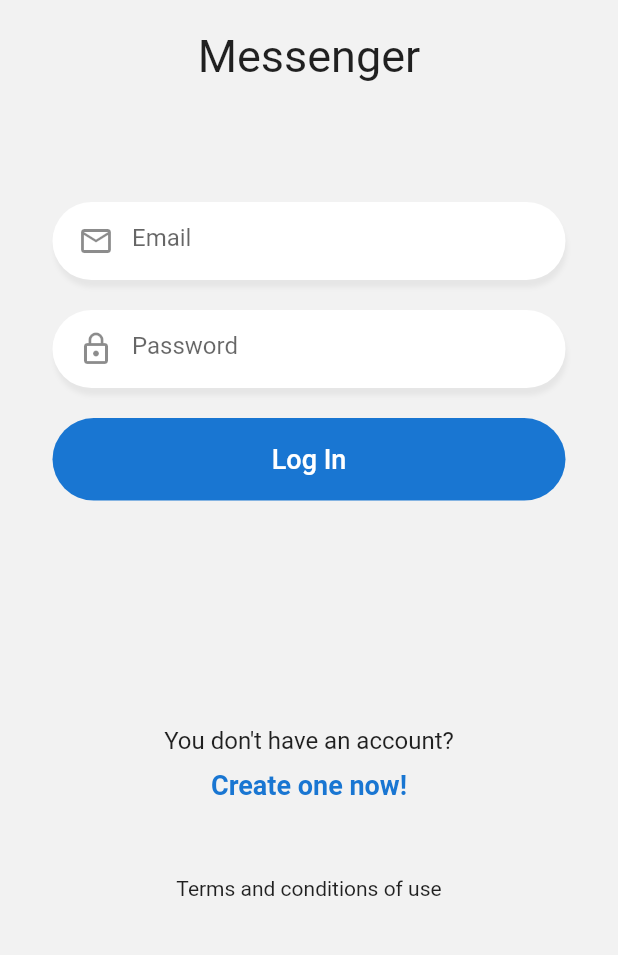
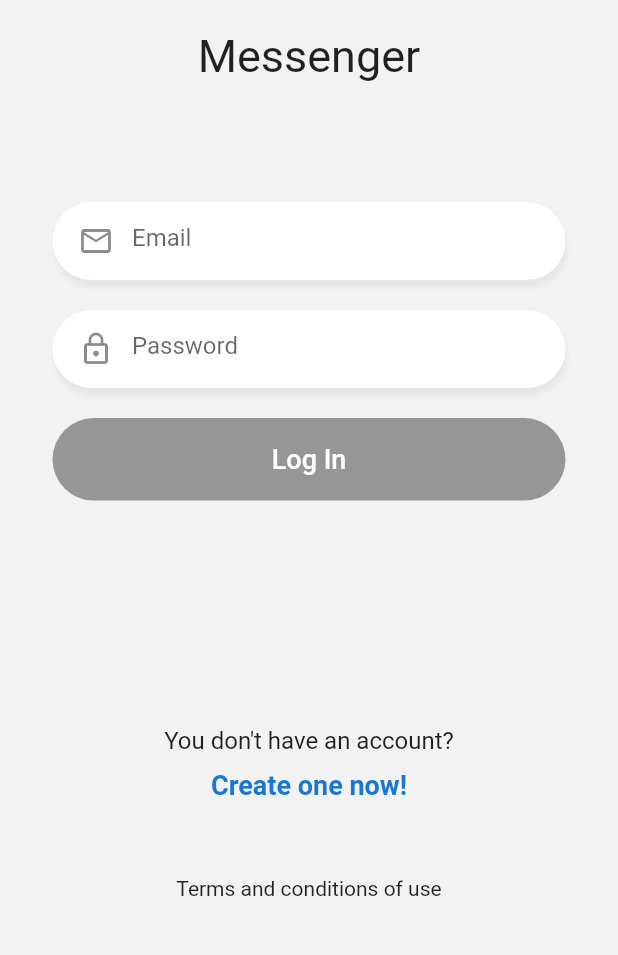
Before and after one commit to dcastroaurora/flutter-chat-app, a Flutter app: the LoginPage screen opened by its route, after a tap on "Log In", on a phone screen of 412 x 824 dp, the part 246-1201 px from its top. Run offline on Flutter 3.47's test engine with Material 2 defaults, Android fonts, the phone set to English and light mode, and no system bars; our stand-ins replace flutter_secure_storage, freezed_annotation, pull_to_refresh; accounts and stored records are empty; generated files the repository leaves out were written again; network calls fail.

Commit message:
Se termino el login y registro de usuarios

```diff
--- /dev/null
+++ b/lib/global/environment.dart
@@ -0,0 +1,9 @@
+import 'dart:io';
+
+class Environment {
+  static String apiUrl = Platform.isAndroid
+      ? 'http://10.0.2.2:3000/api'
+      : 'http://localhost:3000/api';
+  static String socketUrl =
+      Platform.isAndroid ? 'http://10.0.2.2:3000' : 'http://localhost:3000';
+}
--- /dev/null
+++ b/lib/models/login/login_response.dart
@@ -0,0 +1,19 @@
+import '../../models/user/user.dart';
+import 'package:freezed_annotation/freezed_annotation.dart';
+
+part 'login_response.freezed.dart';
+part 'login_response.g.dart';
+
+@freezed
+abstract class LoginResponse with _$LoginResponse {
+  @JsonSerializable(explicitToJson: true)
+  const factory LoginResponse({
+    bool ok,
+    User user,
+    String token,
+    String message,
+  }) = _LoginResponse;
+
+  factory LoginResponse.fromJson(Map<String, dynamic> json) =>
+      _$LoginResponseFromJson(json);
+}
--- a/lib/pages/loading/loading_page.dart
+++ b/lib/pages/loading/loading_page.dart
@@ -1,12 +1,47 @@
+import '../../pages/login/login_page.dart';
+import '../../pages/user/user_page.dart';
+
+import '../../services/auth_services.dart';
+import 'package:provider/provider.dart';
 import 'package:flutter/material.dart';
 
 class LoadingPage extends StatelessWidget {
   @override
   Widget build(BuildContext context) {
     return Scaffold(
-      body: Center(
-        child: Text('prueba'),
+      body: FutureBuilder(
+        future: checkLoginState(context),
+        // initialData: InitialData,
+        builder: (BuildContext context, AsyncSnapshot snapshot) {
+          return Center(
+            child: Text('Autenticando'),
+          );
+        },
       ),
     );
   }
+
+  Future checkLoginState(BuildContext context) async {
+    final authenticated = await context.watch<AuthService>().isLoggedIn();
+
+    if (authenticated.ok) {
+      // Navigator.pushReplacementNamed(context, 'users');
+      Navigator.pushReplacement(
+        context,
+        PageRouteBuilder(
+          pageBuilder: (_, __, ___) => UserPage(),
+          transitionDuration: Duration(milliseconds: 0),
+        ),
+      );
+    } else {
+      // Navigator.pushReplacementNamed(context, 'login');
+      Navigator.pushReplacement(
+        context,
+        PageRouteBuilder(
+          pageBuilder: (_, __, ___) => LoginPage(),
+          transitionDuration: Duration(milliseconds: 0),
+        ),
+      );
+    }
+  }
 }
--- a/lib/pages/login/widgets/login_form.dart
+++ b/lib/pages/login/widgets/login_form.dart
@@ -1,7 +1,12 @@
+import 'package:chat/helpers/show_alert.dart';
+
+import '../../../services/auth_services.dart';
 import 'package:chat/widgets/custom_button.dart';
 
 import '../../../widgets/custom_input.dart';
 import 'package:flutter/material.dart';
+
+import 'package:provider/provider.dart';
 
 class LoginForm extends StatefulWidget {
   @override
@@ -30,11 +35,78 @@ class _LoginFormState extends State<LoginForm> {
             textEditingController: _passwordController,
             isPassword: true,
           ),
-          CustomButton(
-            color: Colors.blue[700],
-            text: 'Log In',
-            function: () {},
-          ),
+          Selector<AuthService, bool>(
+            selector: (_, authService) => authService.loading,
+            builder: (_, loading, __) {
+              return CustomButton(
+                color: Colors.blue[700],
+                text: 'Log In',
+                function: loading
+                    ? null
+                    : () async {
+                        FocusScope.of(context).unfocus();
+
+                        final response =
+                            await context.read<AuthService>().login(
+                                  _emailController.text.trim(),
+                                  _passwordController.text.trim(),
+                                );
+
+                        if (response.ok) {
+                          Navigator.pushReplacementNamed(context, 'users');
+                        } else {
+                          showAlert(
+                            context,
+                            'Incorrect Login',
+                            'Check your credentials',
+                          );
+                        }
+                      },
+              );
+            },
+          )
+          // Consumer<AuthService>(
+          //   builder: (_, authService, __) {
+          //     return CustomButton(
+          //       color: Colors.blue[700],
+          //       text: 'Log In',
+          //       function: authService.loading
+          //           ? null
+          //           : () {
+          //               authService.login(
+          //                 _emailController.text.trim(),
+          //                 _passwordController.text.trim(),
+          //               );
+          //             },
+          //     );
+          //   },
+          // ),
+          // Text('helllooo ${context.watch<AuthService>().loading}'),// rebuild all
+          //Text('helllooo ${Provider.of<AuthService>(context).loading}'), // rebuild all
+          // Text(
+          //   '(Escuchar correo electrónico) Correo electrónico: ${context.select<AuthService, bool>((modelo) => modelo.loading)}',
+          // ), // rebuild all si entrara(es decir si cambiara el campo loading), caso contrario no reconstruiria ningun Widget en el BUILD
+
+          //ERROR=> no se puede utilizar provider listen:true desde fuera del método 'BUILD', lo mismo con context.watch<T>
+          // FlatButton(
+          //   onPressed: () {
+          //     Provider.of<AuthService>(context).login(
+          //       _emailController.text.trim(),
+          //       _passwordController.text.trim(),
+          //     );
+          //   },
+          //   child: Text('Log In'),
+          // ),
+          // CustomButton(
+          //   color: Colors.blue[700],
+          //   text: 'Log In',
+          //   function: () {
+          //     context.read<AuthService>().login(
+          //           _emailController.text.trim(),
+          //           _passwordController.text.trim(),
+          //         );
+          //   },
+          // ),
         ],
       ),
     );
--- /dev/null
+++ b/lib/services/auth_services.dart
@@ -0,0 +1,126 @@
+import 'dart:convert';
+
+import 'package:chat/global/environment.dart';
+import 'package:chat/models/login/login_response.dart';
+import 'package:chat/models/user/user.dart';
+import 'package:flutter/foundation.dart';
+import 'package:flutter_secure_storage/flutter_secure_storage.dart';
+import 'package:http/http.dart' as http;
+
+class AuthService extends ChangeNotifier {
+  User user;
+  bool _loading = false;
+  final _storage = FlutterSecureStorage();
+  // String _aaa = 'dd';
+
+  bool get loading => this._loading;
+
+  set loading(bool value) {
+    this._loading = value;
+    notifyListeners();
+  }
+
+  // String get abc => this._aaa;
+
+  // set abc(String value) {
+  //   this._aaa = value;
+  //   notifyListeners();
+  // }
+
+  // void xxx(String email, String password) {
+  //   this.abc = 'xxx';
+  // }
+
+  Future<LoginResponse> login(String email, String password) async {
+    this.loading = true;
+
+    final data = {'email': email, 'password': password};
+
+    final resp = await http.post(
+      '${Environment.apiUrl}/login',
+      body: jsonEncode(data),
+      headers: {
+        'Content-Type': 'application/json',
+      },
+    );
+
+    this.loading = false;
+
+    final loginResponse = LoginResponse.fromJson(json.decode(resp.body));
+
+    if (resp.statusCode == 200) {
+      this.user = loginResponse.user;
+      await this._saveToken(loginResponse.token);
+      return loginResponse;
+    } else {
+      return loginResponse;
+    }
+  }
+
+  Future<void> _saveToken(String token) async {
+    return await _storage.write(key: 'token', value: token);
+  }
+
+  Future<void> _logout() async {
+    return await _storage.delete(key: 'token');
+  }
+
+  static Future<String> getToken() async {
+    final _storage = FlutterSecureStorage();
+    return await _storage.read(key: 'token');
+  }
+
+  static Future<void> deleteToken() async {
+    final _storage = FlutterSecureStorage();
+    return await _storage.delete(key: 'token');
+  }
+
+  Future<LoginResponse> register(
+      String name, String email, String password) async {
+    this.loading = true;
+    final data = {'name': name, 'email': email, 'password': password};
+
+    final resp = await http.post(
+      '${Environment.apiUrl}/login/new',
+      body: jsonEncode(data),
+      headers: {
+        'Content-Type': 'application/json',
+      },
+    );
+
+    this.loading = false;
+
+    final registerResponse = LoginResponse.fromJson(jsonDecode(resp.body));
+
+    if (resp.statusCode == 200) {
+      this.user = registerResponse.user;
+      await this._saveToken(registerResponse.token);
+      return registerResponse;
+    } else {
+      return registerResponse;
+    }
+  }
+
+  Future<LoginResponse> isLoggedIn() async {
+    final token = await this._storage.read(key: 'token');
+
+    final response = await http.get(
+      '${Environment.apiUrl}/login/renew',
+      headers: {
+        'Content-Type': 'application/json',
+        'x-token': token,
+      },
+    );
+
+    final renewResponse = LoginResponse.fromJson(jsonDecode(response.body));
+
+    if (response.statusCode == 200) {
+      this.user = renewResponse.user;
+      await this._saveToken(renewResponse.token);
+      return renewResponse;
+    } else {
+      this._logout();
+      return renewResponse;
+    }
+  }
+}
--- a/lib/widgets/custom_button.dart
+++ b/lib/widgets/custom_button.dart
@@ -10,7 +10,7 @@ class CustomButton extends StatelessWidget {
 
   @override
   Widget build(BuildContext context) {
-    return FlatButton(
+    return RaisedButton(
       onPressed: this.function,
       color: this.color,
       shape: RoundedRectangleBorder(
--- a/pubspec.yaml
+++ b/pubspec.yaml
@@ -25,6 +25,9 @@ dependencies:
     sdk: flutter
   freezed_annotation: ^0.12.0
   pull_to_refresh: ^1.6.2
+  provider: ^4.3.2+2
+  http: ^0.12.2
+  flutter_secure_storage: ^3.3.5
 
   # The following adds the Cupertino Icons font to your application.
   # Use with the CupertinoIcons class for iOS style icons.
```
Also changed, not shown: lib/helpers/show_alert.dart (added, +39 -0 lines), lib/main.dart (+12 -5 lines), lib/pages/register/widgets/register_form.dart (+35 -5 lines), lib/pages/user/user_page.dart (+10 -3 lines), lib/models/login/login_response.freezed.dart (added), lib/models/login/login_response.g.dart (added), lib/models/user/user.dart (renamed from lib/models/user.dart), lib/models/user/user.freezed.dart (renamed from lib/models/user.freezed.dart), lib/models/user/user.g.dart (renamed from lib/models/user.g.dart), pubspec.lock, 1 other file.
